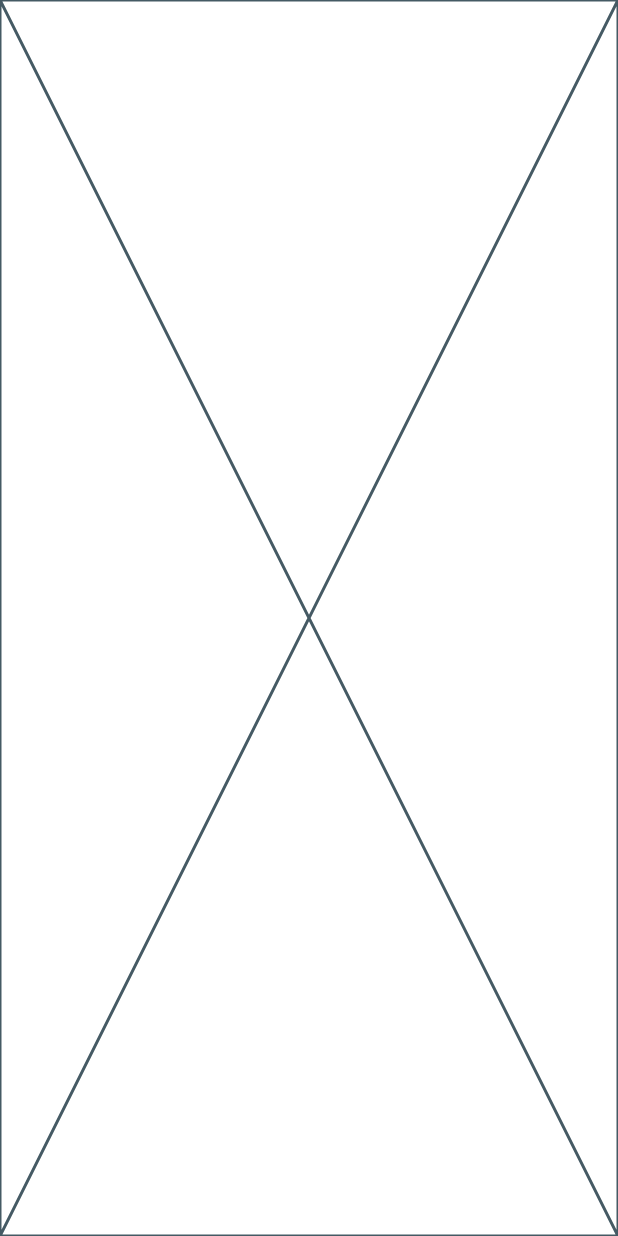
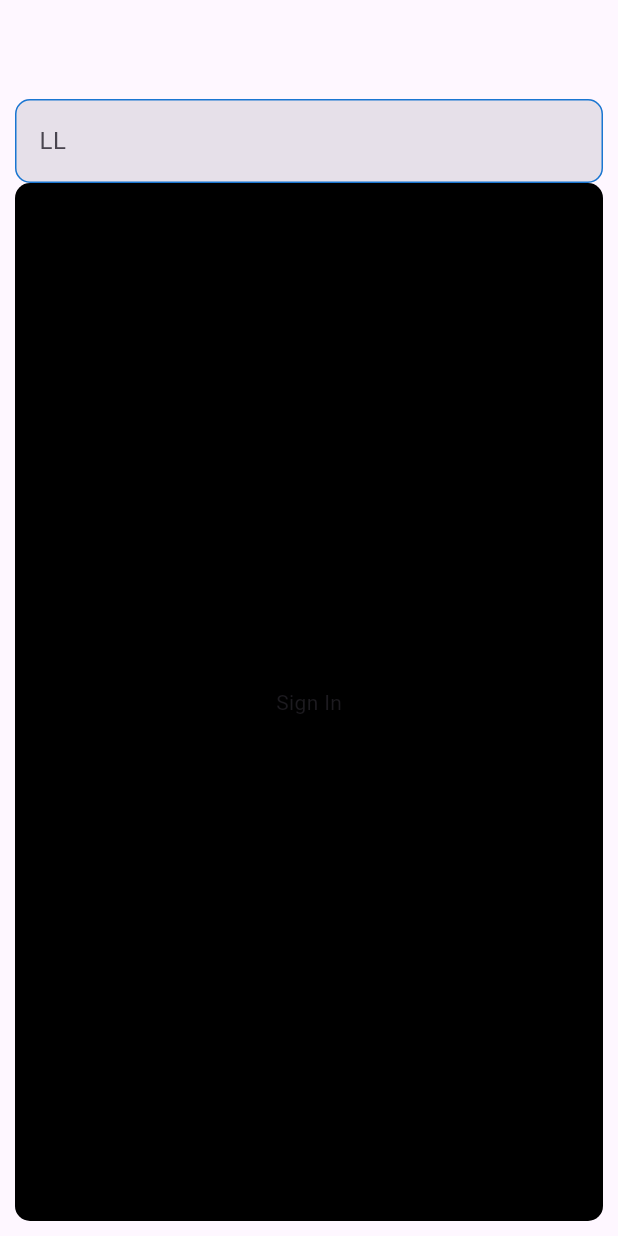
Before and after one commit to yenaythway/Samurai, a Flutter app: the screen it shows after launch, on a phone screen of 412 x 824 dp. Run offline on Flutter 3.47's test engine with Material 3 defaults, Android fonts, the phone set to English and light mode, and no system bars.

Commit message:
add sign in ui

```diff
--- /dev/null
+++ b/lib/Constants/local_const.dart
@@ -0,0 +1,2 @@
+const String loginBox = "loginBox";
+const String userDataBox = "userDataBox";
--- /dev/null
+++ b/lib/Models/user.dart
@@ -0,0 +1,6 @@
+class User {
+  final String name;
+  final String id;
+
+  User(this.name, this.id);
+}
--- a/lib/Pages/sign_in_page.dart
+++ b/lib/Pages/sign_in_page.dart
@@ -0,0 +1,51 @@
+import 'package:flutter/material.dart';
+
+class SignInPage extends StatelessWidget {
+  const SignInPage({super.key});
+
+  @override
+  Widget build(BuildContext context) {
+    return Scaffold(
+      appBar: AppBar(),
+      body: Container(
+        padding: EdgeInsets.all(10),
+        child: Column(
+          mainAxisAlignment: MainAxisAlignment.spaceBetween,
+          children: [
+            TextFormField(
+              // controller: controller,
+              decoration: InputDecoration(
+                labelText: "LL",
+                // hintText: "Name",
+                disabledBorder: OutlineInputBorder(
+                  borderSide:
+                      BorderSide(color: Theme.of(context).primaryColorDark),
+                  borderRadius: BorderRadius.circular(10),
+                ),
+                enabledBorder: OutlineInputBorder(
+                  borderSide:
+                      BorderSide(color: Theme.of(context).primaryColorDark),
+                  borderRadius: BorderRadius.circular(10),
+                ),
+                border: OutlineInputBorder(
+                  borderRadius: BorderRadius.circular(10),
+                  borderSide: const BorderSide(width: 20),
+                ),
+                filled: true,
+              ),
+            ),
+            Expanded(
+              child: Container(
+                alignment: Alignment.center,
+                decoration: BoxDecoration(
+                    borderRadius: BorderRadius.circular(10),
+                    color: Theme.of(context).primaryColor),
+                child: Text("Sign In"),
+              ),
+            )
+          ],
+        ),
+      ),
+    );
+  }
+}
--- a/lib/Pages/sign_up_page.dart
+++ b/lib/Pages/sign_up_page.dart
@@ -0,0 +1,10 @@
+import 'package:flutter/material.dart';
+
+class SignUpPage extends StatelessWidget {
+  const SignUpPage({super.key});
+
+  @override
+  Widget build(BuildContext context) {
+    return const Placeholder();
+  }
+}
--- a/lib/main.dart
+++ b/lib/main.dart
@@ -1,23 +1,27 @@
 import 'package:flutter/material.dart';
 import 'package:real_time_chatting/Pages/home_page.dart';
+import 'package:real_time_chatting/Pages/sign_in_page.dart';
+import 'package:real_time_chatting/Pages/sign_up_page.dart';
 
 void main() {
+  WidgetsFlutterBinding.ensureInitialized();
   runApp(const MyApp());
 }
 
 class MyApp extends StatelessWidget {
   const MyApp({super.key});
 
-  // This widget is the root of your application.
   @override
   Widget build(BuildContext context) {
+    bool isLogin = false;
     return MaterialApp(
       title: 'Flutter Demo',
       theme: ThemeData(
-        colorScheme: ColorScheme.fromSeed(seedColor: Colors.deepPurple),
+        primaryColor: Colors.black,
+        // colorScheme: ColorScheme.fromSeed(seedColor: Colors.deepPurple),
         useMaterial3: true,
       ),
-      home: const Home(),
+      home: isLogin ? SignUpPage() : SignInPage(),
     );
   }
 }
```
Also changed, not shown: lib/Local/local_storage.dart (added).
